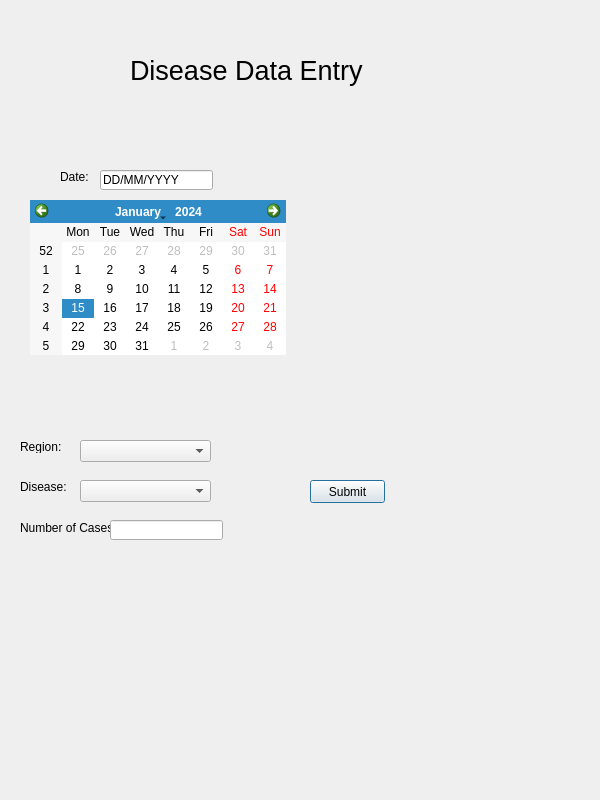
The window that OmegaSquaddApplication/adddiseaseswindow.ui (paulina7m/COMP3004OmegaSquad) describes before a commit, drawn with Qt 5.
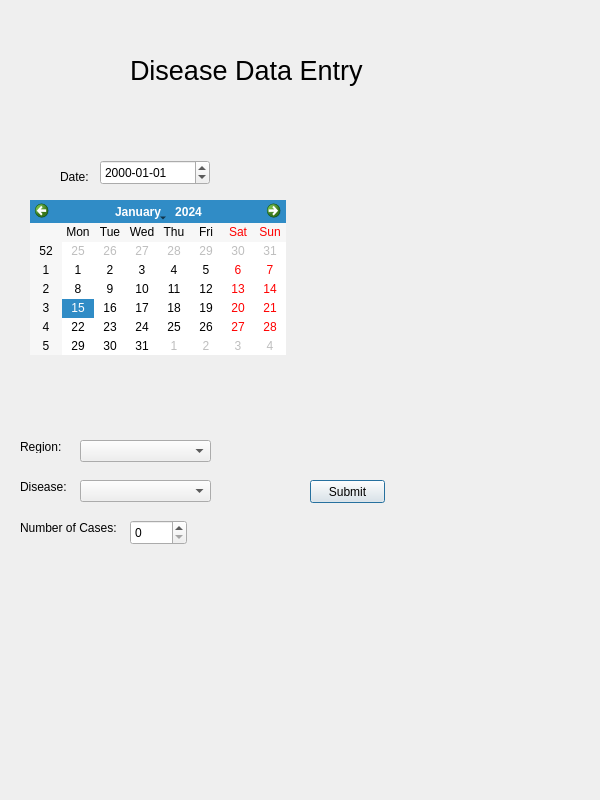
The same window after the commit.

```diff
--- a/OmegaSquaddApplication/adddiseaseswindow.ui
+++ b/OmegaSquaddApplication/adddiseaseswindow.ui
@@ -44,19 +44,6 @@
     <string>Date:</string>
    </property>
   </widget>
-  <widget class="QLineEdit" name="lineEdit">
-   <property name="geometry">
-    <rect>
-     <x>100</x>
-     <y>170</y>
-     <width>113</width>
-     <height>20</height>
-    </rect>
-   </property>
-   <property name="text">
-    <string>DD/MM/YYYY</string>
-   </property>
-  </widget>
   <widget class="QCalendarWidget" name="calendarWidget">
    <property name="geometry">
     <rect>
@@ -106,16 +93,6 @@
     <string>Number of Cases:</string>
    </property>
   </widget>
-  <widget class="QLineEdit" name="lineEdit_2">
-   <property name="geometry">
-    <rect>
-     <x>110</x>
-     <y>520</y>
-     <width>113</width>
-     <height>20</height>
-    </rect>
-   </property>
-  </widget>
   <widget class="QComboBox" name="comboBox">
    <property name="geometry">
     <rect>
@@ -149,6 +126,29 @@
     <string>Submit</string>
    </property>
   </widget>
+  <widget class="QDateEdit" name="dateEdit">
+   <property name="geometry">
+    <rect>
+     <x>100</x>
+     <y>160</y>
+     <width>110</width>
+     <height>25</height>
+    </rect>
+   </property>
+   <property name="displayFormat">
+    <string>yyyy-MM-dd</string>
+   </property>
+  </widget>
+  <widget class="QSpinBox" name="spinBox">
+   <property name="geometry">
+    <rect>
+     <x>130</x>
+     <y>520</y>
+     <width>57</width>
+     <height>25</height>
+    </rect>
+   </property>
+  </widget>
  </widget>
  <resources/>
  <connections/>
```
Left out of the diff: 54 changed lines with no effect on the pictures.
